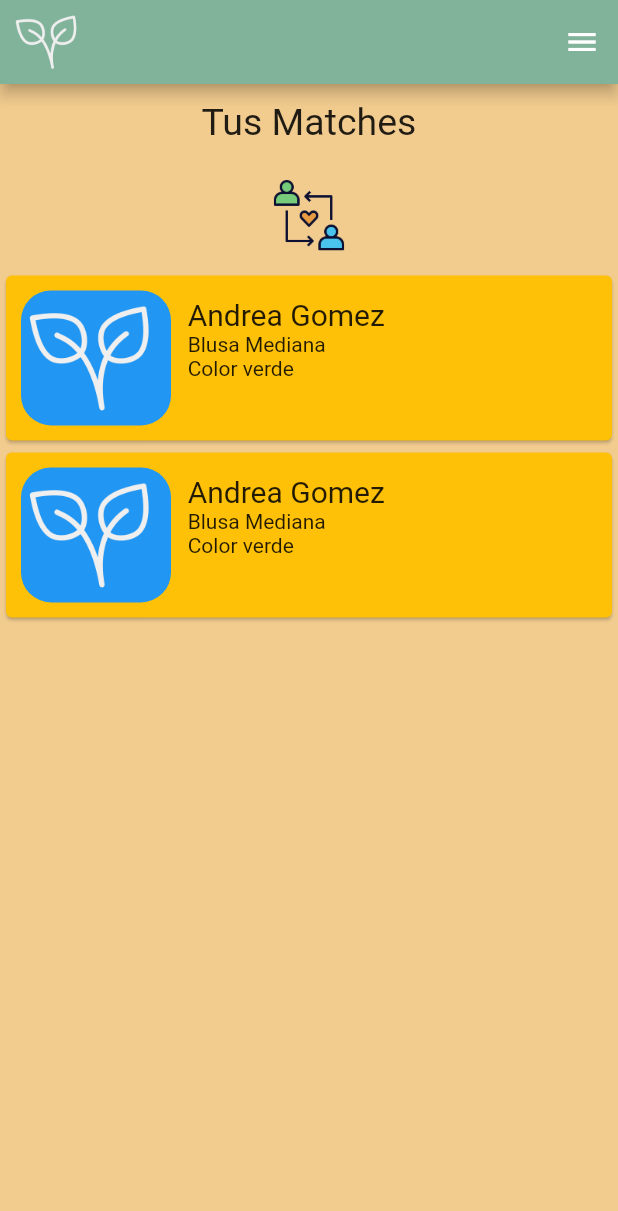
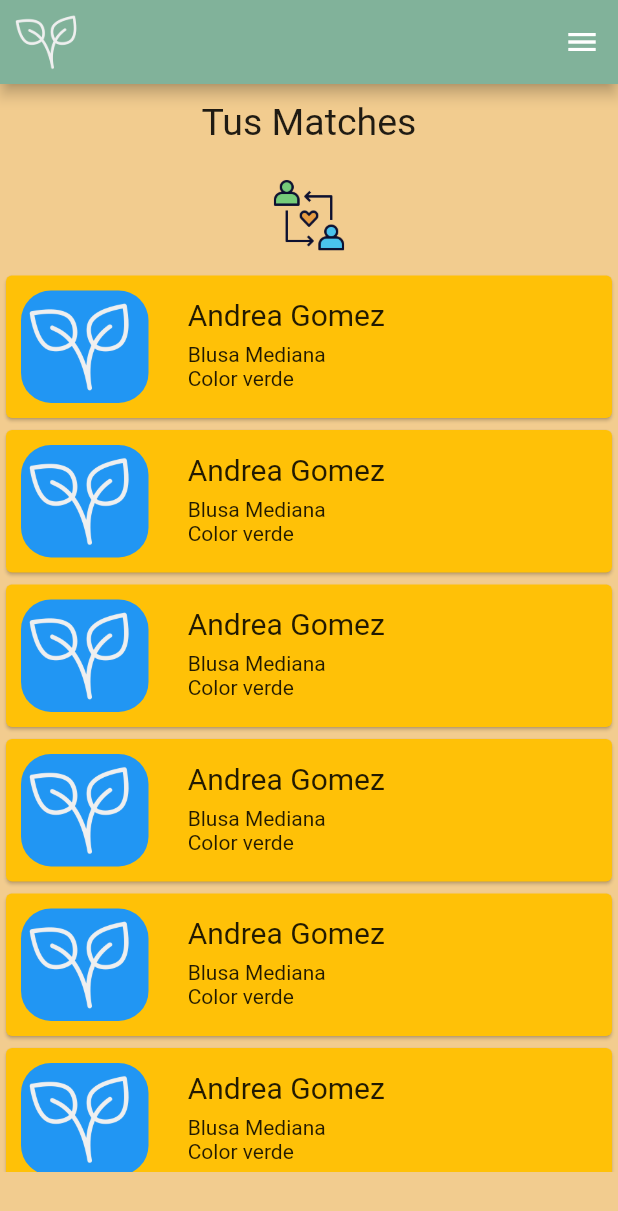
Before and after one commit to DarioAle/echange, a Flutter app: the Matches screen opened directly, on a phone screen of 412 x 824 dp. Shown: the top 1211 px of the screen. Run offline on Flutter 3.47's test engine with Material 2 defaults, Android fonts, the phone set to English and light mode, and no system bars; our stand-ins replace auth_buttons, splashscreen.

Commit message:
preparing for future merge

```diff
--- a/lib/matches/matches.dart
+++ b/lib/matches/matches.dart
@@ -51,9 +51,9 @@ class _MatchesState extends State<Matches> {
             ),
           ),
           Container(
-            height: MediaQuery.of(context).size.height * 0.5,
+            height: MediaQuery.of(context).size.height * 0.73,
             child : ListView.builder(
-              itemCount: 2,
+              itemCount: 10,
               itemBuilder: (BuildContext context, int index) {
                 // return Card(
                 //   child: ListTile(
--- a/lib/matches/matches_item.dart
+++ b/lib/matches/matches_item.dart
@@ -12,7 +12,7 @@ class _MatchesItemState extends State<MatchesItem> {
   Widget build(BuildContext context) {
     return Card(
       child: Container(
-        height: 110,
+        height: 95,
         child: Padding(
           padding: const EdgeInsets.all(10.0),
           child: Stack(children: [
@@ -27,6 +27,9 @@ class _MatchesItemState extends State<MatchesItem> {
                         "Andrea Gomez",
                         style: TextStyle(fontSize: 20.0),
                       ),
+                      SizedBox(
+                        height: 7,
+                      ),
                       Text("Blusa Mediana"),
                       Text("Color verde")
                     ]),
@@ -40,8 +43,8 @@ class _MatchesItemState extends State<MatchesItem> {
                       borderRadius: BorderRadius.all(Radius.circular(20))),
                   child: Image.asset(
                     "assets/images/plant.png",
-                    height: 100,
-                    width: 100,
+                    height: 85,
+                    width: 85,
                   ),
                 ))
           ]),
```
